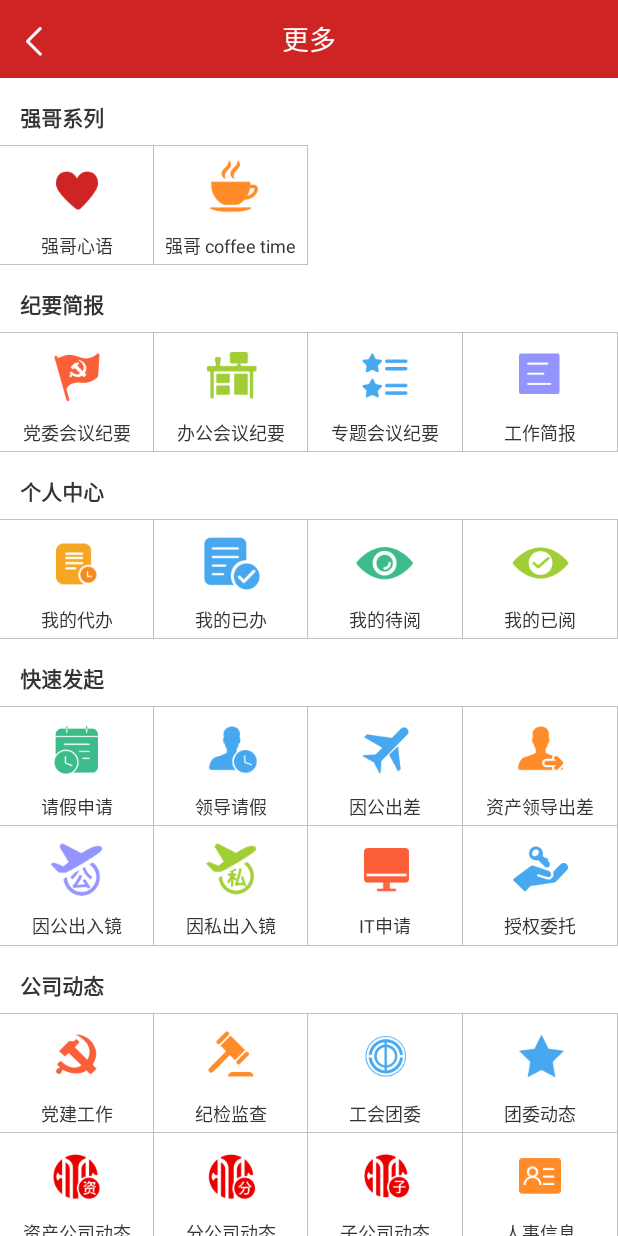
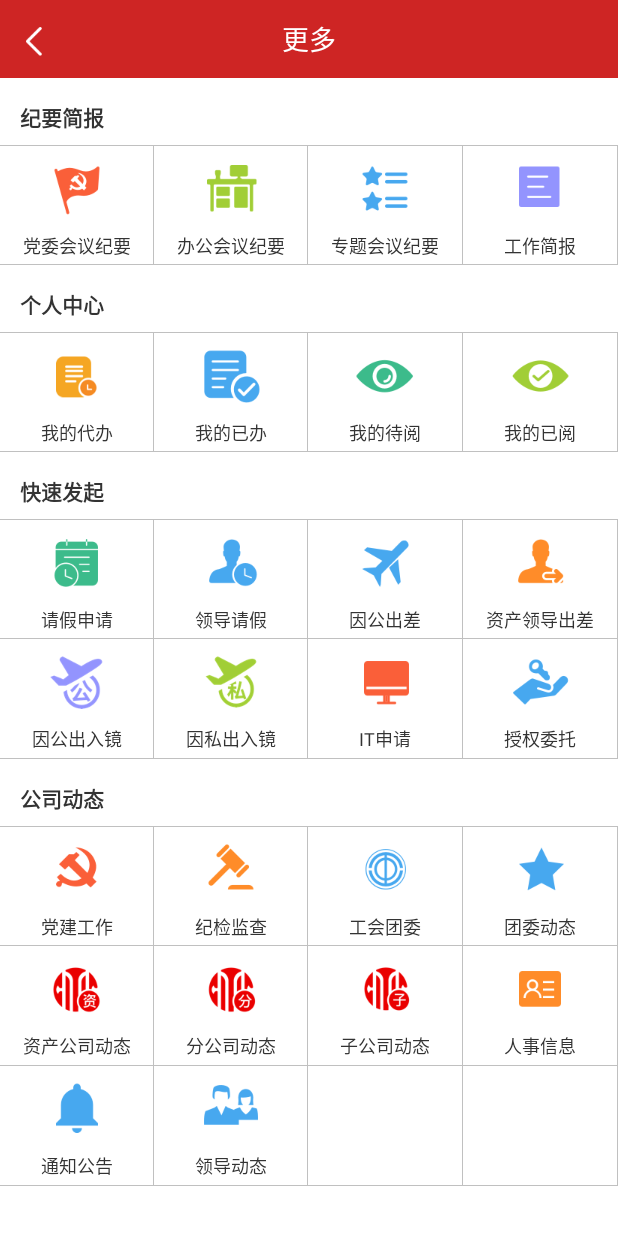
Before and after one commit to lvhailing/zx_my, an Android app: the MoreActivity screen opened directly, with no data from a screen before it, on a phone screen of 412 x 824 dp. Run offline under Robolectric (Android 15) with nearby library versions, the phone set to English and light mode, and no system bars.

Commit message:
新修改 已升级

```diff
--- a/app/src/main/java/com/my/zx/ac/MoreActivity.java
+++ b/app/src/main/java/com/my/zx/ac/MoreActivity.java
@@ -69,8 +69,9 @@ public class MoreActivity extends BaseActivity implements View.OnClickListener {
     }
 
     private void initView() {
-        RelativeLayout rl_qiang_xinyu = (RelativeLayout) findViewById(R.id.rl_qiang_xinyu);
-        RelativeLayout rl_qiang_coffee = (RelativeLayout) findViewById(R.id.rl_qiang_coffee);
+        //2018/4/3 修改 去掉强哥心语和强哥 coffee time
+//        RelativeLayout rl_qiang_xinyu = (RelativeLayout) findViewById(R.id.rl_qiang_xinyu);
+//        RelativeLayout rl_qiang_coffee = (RelativeLayout) findViewById(R.id.rl_qiang_coffee);
         RelativeLayout rl_dangwei_jiyao = (RelativeLayout) findViewById(R.id.rl_dangwei_jiyao);
         RelativeLayout rl_bangong_jiyao = (RelativeLayout) findViewById(R.id.rl_bangong_jiyao);
         RelativeLayout rl_zhuanti_jiyao = (RelativeLayout) findViewById(R.id.rl_zhuanti_jiyao);
@@ -98,8 +99,9 @@ public class MoreActivity extends BaseActivity implements View.OnClickListener {
         RelativeLayout rl_tongzhi_gonggao = (RelativeLayout) findViewById(R.id.rl_tongzhi_gonggao);
         RelativeLayout rl_lingdao_dongtai = (RelativeLayout) findViewById(R.id.rl_lingdao_dongtai);
 
-        RelativeLayout rl_add_qiang_coffee = (RelativeLayout) findViewById(R.id.rl_add_qiang_coffee);
-        RelativeLayout rl_add_qiang_xinyu = (RelativeLayout) findViewById(R.id.rl_add_qiang_xinyu);
+        //2018/4/3 修改 去掉强哥心语和强哥 coffee time
+//        RelativeLayout rl_add_qiang_coffee = (RelativeLayout) findViewById(R.id.rl_add_qiang_coffee);
+//        RelativeLayout rl_add_qiang_xinyu = (RelativeLayout) findViewById(R.id.rl_add_qiang_xinyu);
         RelativeLayout rl_add_dangwei_jiyao = (RelativeLayout) findViewById(R.id.rl_add_dangwei_jiyao);
         RelativeLayout rl_add_bangong_jiyao = (RelativeLayout) findViewById(R.id.rl_add_bangong_jiyao);
         RelativeLayout rl_add_zhuanti_jiyao = (RelativeLayout) findViewById(R.id.rl_add_zhuanti_jiyao);
@@ -128,8 +130,9 @@ public class MoreActivity extends BaseActivity implements View.OnClickListener {
         RelativeLayout rl_add_lingdao_dongtai = (RelativeLayout) findViewById(R.id.rl_add_lingdao_dongtai);
         ImageView iv_back=(ImageView) findViewById(R.id.iv_back);
 
-        rl_add_qiang_coffee.setVisibility(View.GONE);
-        rl_add_qiang_xinyu.setVisibility(View.GONE);
+        //2018/4/3 修改 去掉强哥心语和强哥 coffee time
+//        rl_add_qiang_coffee.setVisibility(View.GONE);
+//        rl_add_qiang_xinyu.setVisibility(View.GONE);
         rl_add_dangwei_jiyao.setVisibility(View.GONE);
         rl_add_bangong_jiyao.setVisibility(View.GONE);
         rl_add_zhuanti_jiyao.setVisibility(View.GONE);
@@ -157,8 +160,9 @@ public class MoreActivity extends BaseActivity implements View.OnClickListener {
         rl_add_tongzhi_gonggao.setVisibility(View.GONE);
         rl_add_lingdao_dongtai.setVisibility(View.GONE);
 
-        rl_qiang_xinyu.setOnClickListener(this);
-        rl_qiang_coffee.setOnClickListener(this);
+        //2018/4/3 修改 去掉强哥心语和强哥 coffee time
+//        rl_qiang_xinyu.setOnClickListener(this);
+//        rl_qiang_coffee.setOnClickListener(this);
         rl_dangwei_jiyao.setOnClickListener(this);
         rl_bangong_jiyao.setOnClickListener(this);
         rl_zhuanti_jiyao.setOnClickListener(this);
@@ -194,12 +198,13 @@ public class MoreActivity extends BaseActivity implements View.OnClickListener {
             case R.id.iv_back:   //返回
                 finish();
                 break;
-            case R.id.rl_qiang_xinyu:   //强哥心语
-                goToActivity(Constant.QIANG);
-                break;
-            case R.id.rl_qiang_coffee:   //强哥 coffee time
-                goToActivity(Constant.COFFE);
-                break;
+            //2018/4/3 修改 去掉强哥心语和强哥 coffee time
+//            case R.id.rl_qiang_xinyu:   //强哥心语
+//                goToActivity(Constant.QIANG);
+//                break;
+//            case R.id.rl_qiang_coffee:   //强哥 coffee time
+//                goToActivity(Constant.COFFE);
+//                break;
             case R.id.rl_dangwei_jiyao:   //党委会议纪要
                 goToActivity(Constant.DANGWEI_JIYAO);
                 break;
--- a/app/src/main/res/layout/activity_add.xml
+++ b/app/src/main/res/layout/activity_add.xml
@@ -56,10 +56,10 @@
             android:layout_height="wrap_content"
             android:orientation="vertical">
             <!--强哥系列-->
-            <include
+            <!--<include
                 layout="@layout/layout_edit_qiang"
                 android:layout_width="match_parent"
-                android:layout_height="wrap_content"/>
+                android:layout_height="wrap_content"/>-->
 
             <!--纪要简报-->
             <include
```
Also changed, not shown: app/src/main/java/com/my/zx/utils/DbUtil.java (+7 -4 lines).
